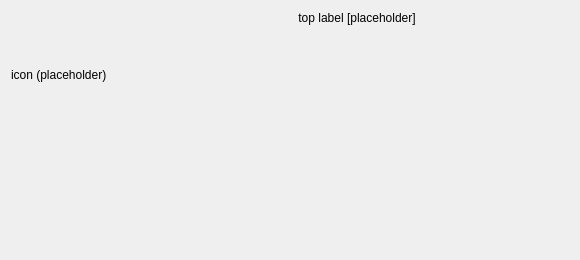
This is src/gui/loginrequireddialog/loginrequireddialog.ui in owncloud/client as Qt 5 draws it before an edit. The edited form follows.
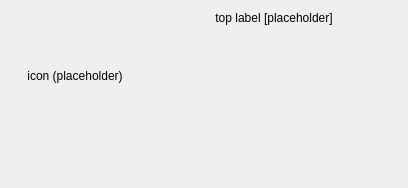
This is the edited form. The open tabs and pages were chosen to show the change. Custom widgets are drawn as their Qt base class.

Commit message: Rework layout and behavior

Patch:
```diff
--- a/src/gui/loginrequireddialog/loginrequireddialog.ui
+++ b/src/gui/loginrequireddialog/loginrequireddialog.ui
@@ -6,8 +6,8 @@
    <rect>
     <x>0</x>
     <y>0</y>
-    <width>580</width>
-    <height>260</height>
+    <width>408</width>
+    <height>188</height>
    </rect>
   </property>
   <property name="sizePolicy">
@@ -16,20 +16,20 @@
     <verstretch>0</verstretch>
    </sizepolicy>
   </property>
-  <property name="minimumSize">
-   <size>
-    <width>520</width>
-    <height>180</height>
-   </size>
-  </property>
   <property name="windowTitle">
    <string>Login required</string>
   </property>
   <layout class="QVBoxLayout" name="verticalLayout_2">
+   <property name="spacing">
+    <number>12</number>
+   </property>
    <item>
-    <layout class="QHBoxLayout" name="horizontalLayout_3" stretch="0,0">
+    <layout class="QHBoxLayout" name="horizontalLayout_3">
      <item>
-      <layout class="QVBoxLayout" name="verticalLayout" stretch="0,1">
+      <layout class="QVBoxLayout" name="verticalLayout">
+       <property name="spacing">
+        <number>0</number>
+       </property>
        <item>
         <widget class="QLabel" name="iconLabel">
          <property name="sizePolicy">
@@ -47,39 +47,23 @@
          <property name="text">
           <string notr="true">icon (placeholder)</string>
          </property>
+         <property name="alignment">
+          <set>Qt::AlignCenter</set>
+         </property>
         </widget>
        </item>
-       <item>
-        <spacer name="verticalSpacer">
-         <property name="orientation">
-          <enum>Qt::Vertical</enum>
-         </property>
-         <property name="sizeHint" stdset="0">
-          <size>
-           <width>20</width>
-           <height>40</height>
-          </size>
-         </property>
-        </spacer>
-       </item>
       </layout>
      </item>
      <item>
-      <layout class="QVBoxLayout" name="verticalLayout_3" stretch="0,0,1">
+      <layout class="QVBoxLayout" name="verticalLayout_3">
        <item>
         <widget class="QLabel" name="topLabel">
          <property name="sizePolicy">
-          <sizepolicy hsizetype="Minimum" vsizetype="Minimum">
+          <sizepolicy hsizetype="MinimumExpanding" vsizetype="Minimum">
            <horstretch>0</horstretch>
            <verstretch>0</verstretch>
           </sizepolicy>
          </property>
-         <property name="minimumSize">
-          <size>
-           <width>350</width>
-           <height>0</height>
-          </size>
-         </property>
          <property name="text">
           <string notr="true">top label [placeholder]</string>
          </property>
@@ -113,44 +97,12 @@
          </item>
         </layout>
        </item>
-       <item>
-        <spacer name="verticalSpacer_2">
-         <property name="orientation">
-          <enum>Qt::Vertical</enum>
-         </property>
-         <property name="sizeType">
-          <enum>QSizePolicy::MinimumExpanding</enum>
-         </property>
-         <property name="sizeHint" stdset="0">
-          <size>
-           <width>20</width>
-           <height>5</height>
-          </size>
-         </property>
-        </spacer>
-       </item>
       </layout>
      </item>
     </layout>
    </item>
    <item>
-    <spacer name="verticalSpacer_3">
-     <property name="orientation">
-      <enum>Qt::Vertical</enum>
-     </property>
-     <property name="sizeType">
-      <enum>QSizePolicy::MinimumExpanding</enum>
-     </property>
-     <property name="sizeHint" stdset="0">
-      <size>
-       <width>20</width>
-       <height>5</height>
-      </size>
-     </property>
-    </spacer>
-   </item>
-   <item>
-    <layout class="QHBoxLayout" name="horizontalLayout">
+    <layout class="QHBoxLayout" name="horizontalLayout" stretch="1,0">
      <item>
       <spacer name="horizontalSpacer">
        <property name="orientation">
@@ -174,7 +126,7 @@
        </property>
        <property name="minimumSize">
         <size>
-         <width>0</width>
+         <width>10</width>
          <height>24</height>
         </size>
        </property>
```
Left out of the diff: 27 changed lines with no effect on the pictures. The commit also changes 4 other files.
